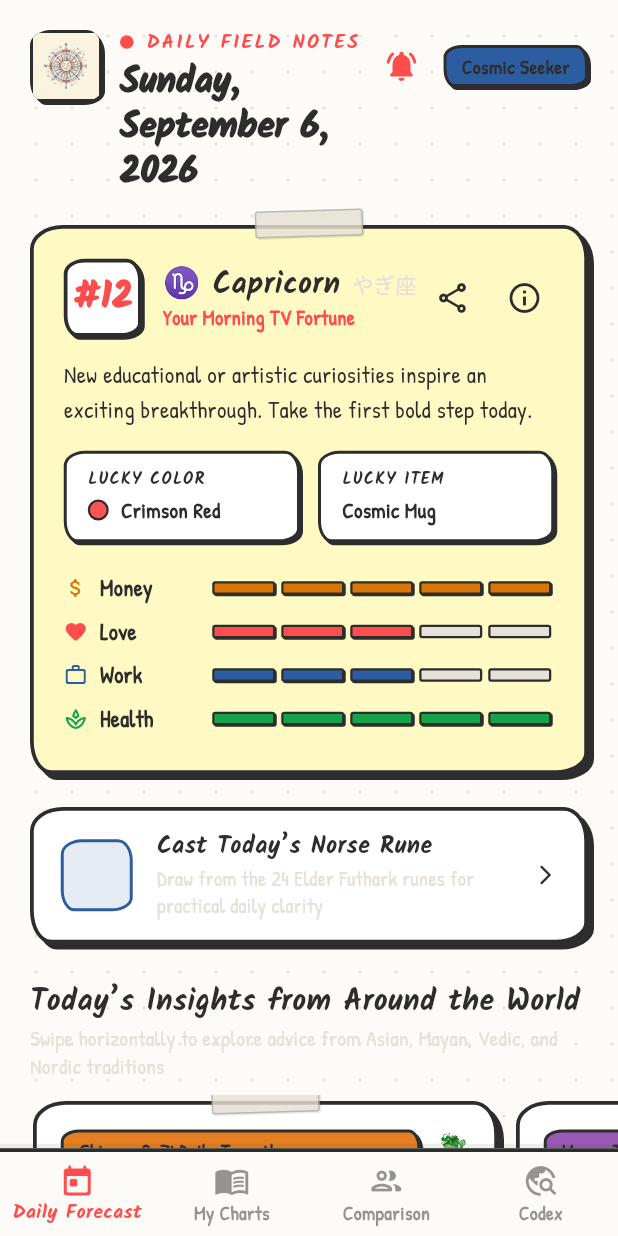
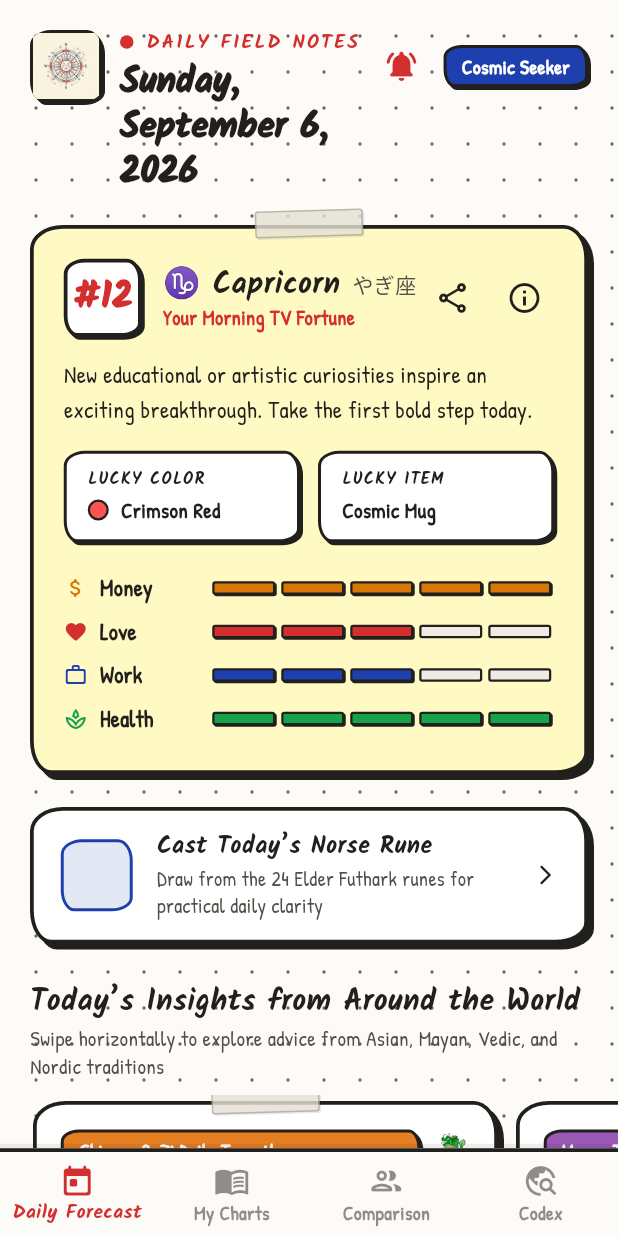
Before and after one commit to kisalnelaka/cosmic-compass, a Flutter app: the screen it shows after launch, item 3 of the bottom bar chosen, on a phone screen of 412 x 824 dp. Run offline on Flutter 3.47's test engine with Material 3 defaults, Android fonts, the phone set to English and light mode, and no system bars; drawn by our look-alikes of flutter_animate; our stand-ins replace flutter_local_notifications, google_fonts, shared_preferences; missing offline and left inert: home_widget, translator, workmanager; accounts and stored records are empty; network calls fail; statements that could not run were skipped.

Commit message:
style(contrast): replace faded erased pencil with rich graphite and adapt badge luminance

```diff
--- a/lib/services/daily_prediction_service.dart
+++ b/lib/services/daily_prediction_service.dart
@@ -149,7 +149,7 @@ class DailyPredictionService {
         synthesis:
             'Both Japanese morning TV fortune and Chinese BaZi Qi concur that your primary productivity channel peaks before late afternoon. Channel morning clarity into your most complex deliverable.',
         icon: '💼',
-        color: const Color(0xFF00E5FF),
+        color: const Color(0xFF1E40AF),
       ),
       DailyConsensusPoint(
         domain: 'Interpersonal & Communication Dynamics',
@@ -162,7 +162,7 @@ class DailyPredictionService {
         synthesis:
             'Japanese Blood Type guidance and Norse runic wisdom overlap on diplomacy today. State commitments clearly and avoid making assumptions in collaborative team settings.',
         icon: '🤝',
-        color: const Color(0xFFFFD700),
+        color: const Color(0xFFB45309),
       ),
       DailyConsensusPoint(
         domain: 'Vitality & Inner Equilibrium',
@@ -174,7 +174,7 @@ class DailyPredictionService {
         synthesis:
             'Vedic lunar transit and Oha Asa health indicators suggest reserving evening hours for screen-free renewal, quiet study, or spending quality time with loved ones.',
         icon: '🌿',
-        color: const Color(0xFF69F0AE),
+        color: const Color(0xFF15803D),
       ),
     ];
   }
--- a/lib/services/partner_synastry_service.dart
+++ b/lib/services/partner_synastry_service.dart
@@ -475,7 +475,7 @@ class PartnerSynastryService {
         actionRecommendation:
             'When resolving disagreements, articulate emotional intent first before detailing tactical solutions. Give each other 2 minutes of uninterrupted speaking time.',
         icon: Icons.chat_bubble_outline,
-        color: const Color(0xFF38BDF8),
+        color: const Color(0xFF1E40AF),
       ),
       SynastryDomainAdvice(
         domain: 'Passion, Vitality & Chemistry',
@@ -484,7 +484,7 @@ class PartnerSynastryService {
         actionRecommendation:
             'Keep curiosity active through spontaneous shared novelty: try unfamiliar cuisines, travel to unmapped places, and champion each other\'s eccentric hobbies.',
         icon: Icons.favorite_border,
-        color: const Color(0xFFFF5252),
+        color: const Color(0xFFDC2626),
       ),
       SynastryDomainAdvice(
         domain: 'Long-term Synergy & Growth',
@@ -493,7 +493,7 @@ class PartnerSynastryService {
         actionRecommendation:
             'Establish shared seasonal milestones (financial, personal, spiritual). Revisit this cosmic consensus during solstice and equinox transitions.',
         icon: Icons.trending_up,
-        color: const Color(0xFFFFD700),
+        color: const Color(0xFFB45309),
       ),
     ];
   }
--- a/lib/theme/hand_drawn_tokens.dart
+++ b/lib/theme/hand_drawn_tokens.dart
@@ -8,10 +8,12 @@ class HandDrawnTokens {
   // --- PALETTE ---
   static const Color warmPaper = Color(0xFFFDFBF7);
   static const Color cardWhite = Color(0xFFFFFFFF);
-  static const Color pencilBlack = Color(0xFF2D2D2D);
-  static const Color erasedPencil = Color(0xFFE5E0D8);
-  static const Color markerRed = Color(0xFFFF4D4D);
-  static const Color ballpointBlue = Color(0xFF2D5DA1);
+  static const Color pencilBlack = Color(0xFF22201D);
+  static const Color erasedPencil = Color(0xFF524E48); // High contrast dark graphite lead (WCAG AAA compliant)
+  static const Color faintPencil = Color(0xFF78726A);  // Medium graphite for placeholders/hints
+  static const Color emptySlot = Color(0xFFEFEBE4);    // Tint for unfilled gauge segments
+  static const Color markerRed = Color(0xFFD32F2F);
+  static const Color ballpointBlue = Color(0xFF1E40AF);
   static const Color postItYellow = Color(0xFFFFF9C4);
   static const Color highlighterGreen = Color(0xFFC8E6C9);
   static const Color highlighterPurple = Color(0xFFE1BEE7);
--- a/lib/widgets/hand_drawn_badge.dart
+++ b/lib/widgets/hand_drawn_badge.dart
@@ -43,17 +43,17 @@ class HandDrawnBadge extends StatelessWidget {
     switch (effectiveStyle) {
       case HandDrawnBadgeStyle.stickyTag:
         bg = baseColor ?? HandDrawnTokens.postItYellow;
-        fg = textColor ?? HandDrawnTokens.pencilBlack;
         break;
       case HandDrawnBadgeStyle.outline:
         bg = baseColor ?? Colors.white;
-        fg = textColor ?? HandDrawnTokens.pencilBlack;
         break;
       case HandDrawnBadgeStyle.pill:
         bg = baseColor ?? HandDrawnTokens.warmPaper;
-        fg = textColor ?? HandDrawnTokens.pencilBlack;
         break;
     }
+
+    final lum = bg.computeLuminance();
+    fg = textColor ?? (lum > 0.45 ? HandDrawnTokens.pencilBlack : Colors.white);
 
     Widget badge = Container(
       padding: const EdgeInsets.symmetric(horizontal: 10, vertical: 4),
--- a/lib/widgets/luck_indicator_bar.dart
+++ b/lib/widgets/luck_indicator_bar.dart
@@ -45,7 +45,7 @@ class LuckIndicatorBar extends StatelessWidget {
                     height: 9,
                     margin: const EdgeInsets.symmetric(horizontal: 2),
                     decoration: BoxDecoration(
-                      color: isFilled ? color : HandDrawnTokens.erasedPencil,
+                      color: isFilled ? color : HandDrawnTokens.emptySlot,
                       borderRadius: BorderRadius.circular(2),
                       border: Border.all(
                         color: HandDrawnTokens.pencilBlack,
```
